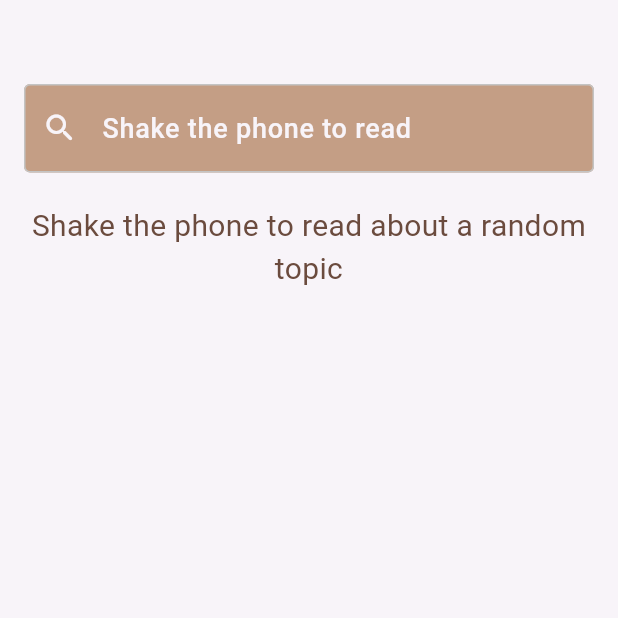
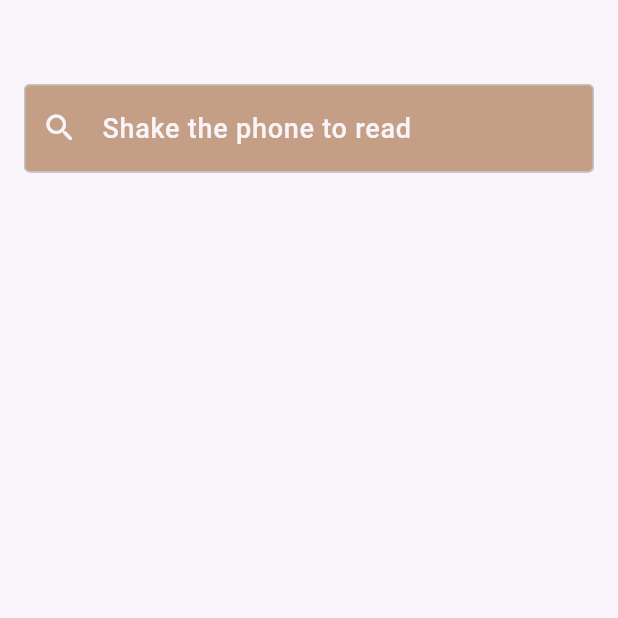
Before and after one commit to mohammadIbrahim97/mohammadIbrahim97-MobileSystemsProjekt-In-Flutter, a Flutter app: the SearchView screen opened directly, on a phone screen of 412 x 824 dp, the top half of it. Run offline on Flutter 3.47's test engine with Material 3 defaults, Android fonts, the phone set to English and light mode, and no system bars; our stand-ins replace cloud_firestore, firebase_auth, firebase_core, flutter_bloc, flutter_svg, fluttertoast and 5 more; accounts and stored records are empty; Roboto replaces fonts that are missing (Poppins).

Commit message:
commented the part with shake sensor

```diff
--- a/flutter_application_1/lib/features/search/presentation/views/search_view.dart
+++ b/flutter_application_1/lib/features/search/presentation/views/search_view.dart
@@ -1,9 +1,9 @@
 import 'package:flutter/material.dart';
 import 'package:flutter_application_1/core/utils/app_colors.dart';
 import 'package:flutter_application_1/core/utils/app_text_styles.dart';
-import 'package:shake/shake.dart';
-import 'dart:math';
-import 'package:cloud_firestore/cloud_firestore.dart';
+//import 'package:shake/shake.dart';
+//import 'dart:math';
+//import 'package:cloud_firestore/cloud_firestore.dart';
 
 class SearchView extends StatefulWidget {
   const SearchView({super.key});
@@ -13,7 +13,7 @@ class SearchView extends StatefulWidget {
 }
 
 class _SearchViewState extends State<SearchView> {
-  List<String> _texts = [];
+  /*List<String> _texts = [];
   String _randomText = 'Shake the phone to read about a random topic';
 
   @override
@@ -55,6 +55,7 @@ class _SearchViewState extends State<SearchView> {
       print('No texts available'); // Debug print
     }
   }
+*/
 
   @override
   Widget build(BuildContext context) {
@@ -88,12 +89,14 @@ class _SearchViewState extends State<SearchView> {
                 ],
               ),
             ),
-            const SizedBox(height: 20),
+            /*const SizedBox(height: 20),
             Text(
               _randomText,
               style: CustomTextStyles.poppins400style20,
               textAlign: TextAlign.center,
-            ),
+            ),*/
+
+            // This button is used to simulate the shake event
             /*const SizedBox(height: 20),
             ElevatedButton(
               onPressed: _showRandomText, // Simulate shake event
--- a/flutter_application_1/pubspec.yaml
+++ b/flutter_application_1/pubspec.yaml
@@ -46,7 +46,7 @@ dependencies:
   persistent_bottom_nav_bar: ^6.2.1
   fluttertoast: ^8.2.10
   flutter_svg: ^2.0.16
-  shake: ^2.2.0
+  #shake: ^2.2.0
 
 dev_dependencies:
   flutter_test:
```
Also changed, not shown: flutter_application_1/pubspec.lock.
